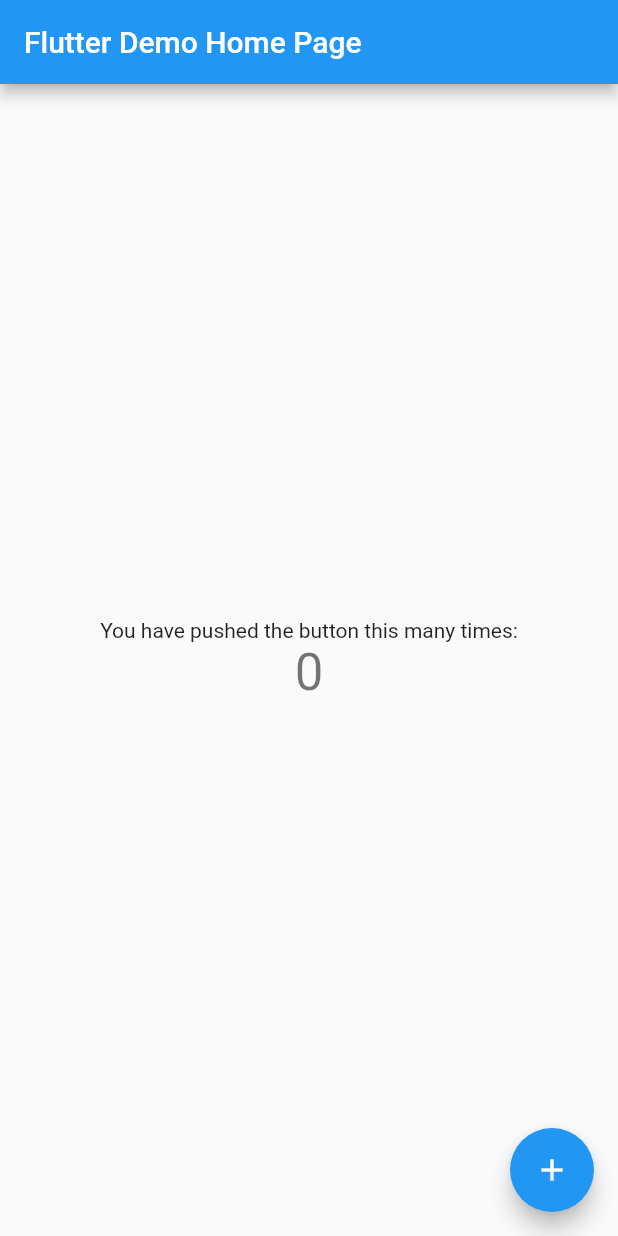
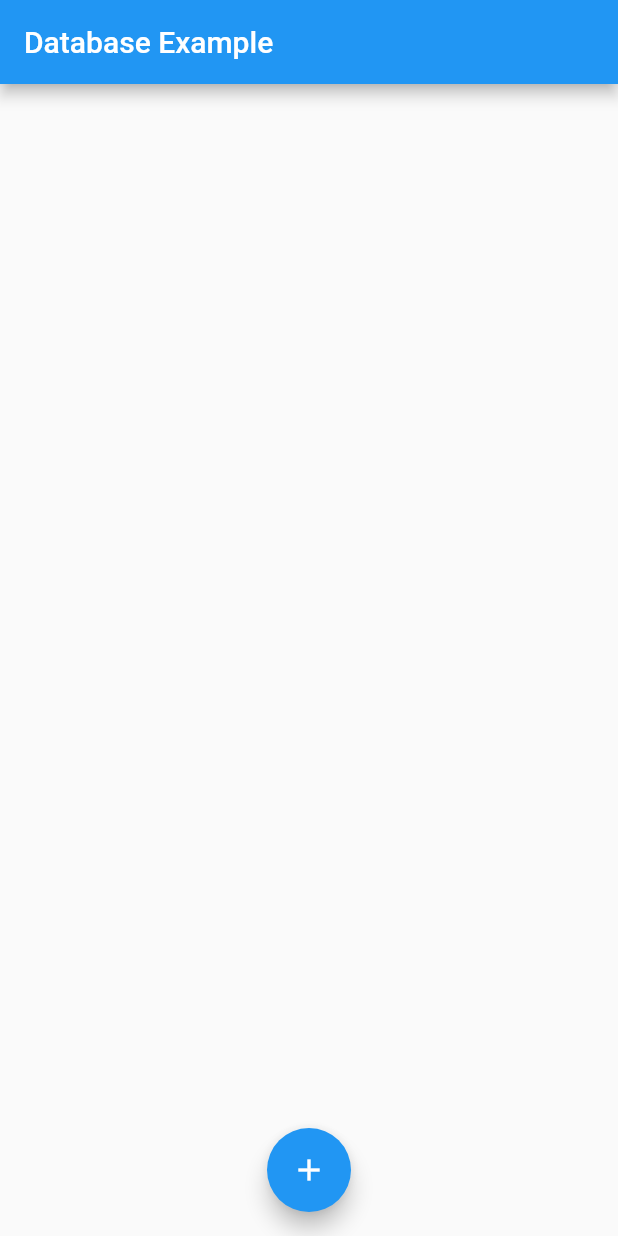
Before and after one commit to mccormick84/flutter_sql_example, a Flutter app: the screen it shows after launch, on a phone screen of 412 x 824 dp. Run offline on Flutter 3.47's test engine with Material 2 defaults, Android fonts, the phone set to English and light mode, and no system bars; our stand-ins replace sqflite; accounts and stored records are empty.

Commit message:
데이터베이스 사용 준비

```diff
--- a/lib/main.dart
+++ b/lib/main.dart
@@ -1,115 +1,71 @@
 import 'package:flutter/material.dart';
+import 'package:path/path.dart';
+import 'package:sqflite/sqflite.dart';
+
+import 'addTodo.dart';
 
 void main() {
-  runApp(const MyApp());
+  runApp(MyApp());
 }
 
 class MyApp extends StatelessWidget {
-  const MyApp({Key? key}) : super(key: key);
-
-  // This widget is the root of your application.
   @override
   Widget build(BuildContext context) {
+    Future<Database> database = initDatabase();
+
     return MaterialApp(
       title: 'Flutter Demo',
       theme: ThemeData(
-        // This is the theme of your application.
-        //
-        // Try running your application with "flutter run". You'll see the
-        // application has a blue toolbar. Then, without quitting the app, try
-        // changing the primarySwatch below to Colors.green and then invoke
-        // "hot reload" (press "r" in the console where you ran "flutter run",
-        // or simply save your changes to "hot reload" in a Flutter IDE).
-        // Notice that the counter didn't reset back to zero; the application
-        // is not restarted.
         primarySwatch: Colors.blue,
+        visualDensity: VisualDensity.adaptivePlatformDensity,
       ),
-      home: const MyHomePage(title: 'Flutter Demo Home Page'),
+      initialRoute: '/',
+      routes: {
+        '/': (context) => DatabaseApp(database),
+        '/add': (context) => AddTodoApp(database)
+      },
+    );
+  }
+
+  // 데이터베이스를 열어서 반환
+  Future<Database> initDatabase() async {
+    return openDatabase(
+      join(await getDatabasesPath(), 'todo_database.db'),
+      onCreate: (db, version) {
+        return db.execute(
+          "CREATE TABLE todos(od INTEGER PRIMARY KEY AUTOINCREMENT,"
+          "title TEXT, content TEXT, active INTEGER",
+        );
+      },
+      version: 1,
     );
   }
 }
 
-class MyHomePage extends StatefulWidget {
-  const MyHomePage({Key? key, required this.title}) : super(key: key);
+class DatabaseApp extends StatefulWidget {
+  final Future<Database> db;
 
-  // This widget is the home page of your application. It is stateful, meaning
-  // that it has a State object (defined below) that contains fields that affect
-  // how it looks.
-
-  // This class is the configuration for the state. It holds the values (in this
-  // case the title) provided by the parent (in this case the App widget) and
-  // used by the build method of the State. Fields in a Widget subclass are
-  // always marked "final".
-
-  final String title;
+  DatabaseApp(this.db);
 
   @override
-  State<MyHomePage> createState() => _MyHomePageState();
+  State<StatefulWidget> createState() => _DatabaseApp();
 }
 
-class _MyHomePageState extends State<MyHomePage> {
-  int _counter = 0;
-
-  void _incrementCounter() {
-    setState(() {
-      // This call to setState tells the Flutter framework that something has
-      // changed in this State, which causes it to rerun the build method below
-      // so that the display can reflect the updated values. If we changed
-      // _counter without calling setState(), then the build method would not be
-      // called again, and so nothing would appear to happen.
-      _counter++;
-    });
-  }
-
+class _DatabaseApp extends State<DatabaseApp> {
   @override
   Widget build(BuildContext context) {
-    // This method is rerun every time setState is called, for instance as done
-    // by the _incrementCounter method above.
-    //
-    // The Flutter framework has been optimized to make rerunning build methods
-    // fast, so that you can just rebuild anything that needs updating rather
-    // than having to individually change instances of widgets.
     return Scaffold(
       appBar: AppBar(
-        // Here we take the value from the MyHomePage object that was created by
-        // the App.build method, and use it to set our appbar title.
-        title: Text(widget.title),
+        title: Text('Database Example'),
       ),
-      body: Center(
-        // Center is a layout widget. It takes a single child and positions it
-        // in the middle of the parent.
-        child: Column(
-          // Column is also a layout widget. It takes a list of children and
-          // arranges them vertically. By default, it sizes itself to fit its
-          // children horizontally, and tries to be as tall as its parent.
-          //
-          // Invoke "debug painting" (press "p" in the console, choose the
-          // "Toggle Debug Paint" action from the Flutter Inspector in Android
-          // Studio, or the "Toggle Debug Paint" command in Visual Studio Code)
-          // to see the wireframe for each widget.
-          //
-          // Column has various properties to control how it sizes itself and
-          // how it positions its children. Here we use mainAxisAlignment to
-          // center the children vertically; the main axis here is the vertical
-          // axis because Columns are vertical (the cross axis would be
-          // horizontal).
-          mainAxisAlignment: MainAxisAlignment.center,
-          children: <Widget>[
-            const Text(
-              'You have pushed the button this many times:',
-            ),
-            Text(
-              '$_counter',
-              style: Theme.of(context).textTheme.headline4,
-            ),
-          ],
-        ),
+      body: Container(),
+      floatingActionButton: FloatingActionButton(
+        onPressed: () async {
+          final todo = await Navigator.of(context).pushNamed('/add');
+        },
+        child: Icon(Icons.add),
       ),
-      floatingActionButton: FloatingActionButton(
-        onPressed: _incrementCounter,
-        tooltip: 'Increment',
-        child: const Icon(Icons.add),
-      ), // This trailing comma makes auto-formatting nicer for build methods.
+      floatingActionButtonLocation: FloatingActionButtonLocation.centerFloat,
     );
   }
 }
```
Also changed, not shown: lib/addTodo.dart (added, +30 -0 lines), lib/todo.dart (added, +18 -0 lines).
